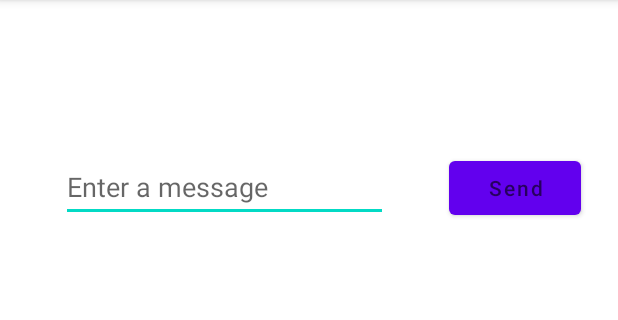
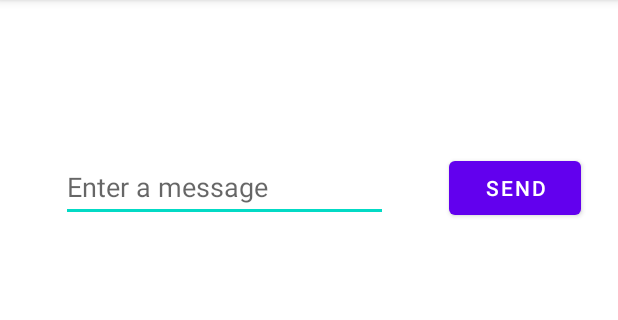
Before and after one commit to elizacunha/AndroiApps, an Android app: the screen it shows after launch (MainActivity), on a phone screen of 412 x 824 dp, the part 84-404 px from its top. Run offline under Robolectric (Android 15) with nearby library versions, the phone set to English and light mode, and no system bars.

Commit message:
mudança simples text botão

```diff
--- a/MyFirstApp/app/src/main/res/layout/activity_main.xml
+++ b/MyFirstApp/app/src/main/res/layout/activity_main.xml
@@ -13,6 +13,7 @@
         android:layout_marginTop="16dp"
         android:hint="@string/button_send"
         android:onClick="sendMessage"
+        android:text="@string/button_send"
         app:layout_constraintBottom_toBottomOf="parent"
         app:layout_constraintEnd_toEndOf="parent"
         app:layout_constraintHorizontal_bias="0.5"
```
